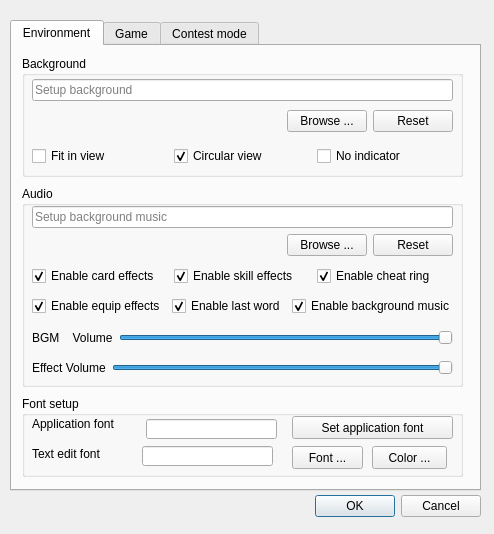
Qt form src/dialog/configdialog.ui (wy19890204/Shuihusha) before a commit.
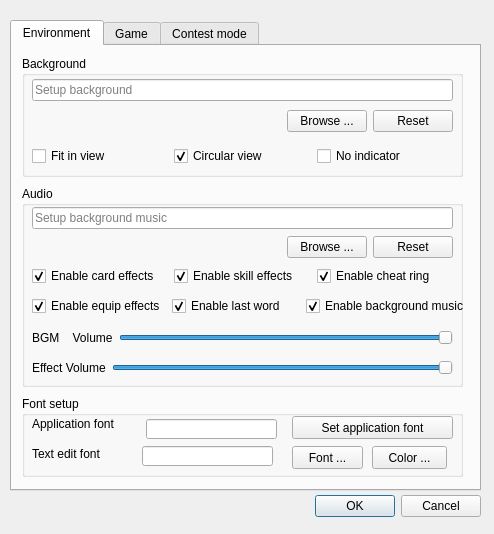
The same form after that commit.

```diff
--- a/src/dialog/configdialog.ui
+++ b/src/dialog/configdialog.ui
@@ -50,7 +50,7 @@
         <x>10</x>
         <y>20</y>
         <width>421</width>
-        <height>51</height>
+        <height>53</height>
        </rect>
       </property>
       <layout class="QVBoxLayout" name="verticalLayout_5">
@@ -214,7 +214,7 @@
        <rect>
         <x>10</x>
         <y>110</y>
-        <width>421</width>
+        <width>437</width>
         <height>21</height>
        </rect>
       </property>
```
Left out of the diff: 2 changed lines with no effect on the pictures.
